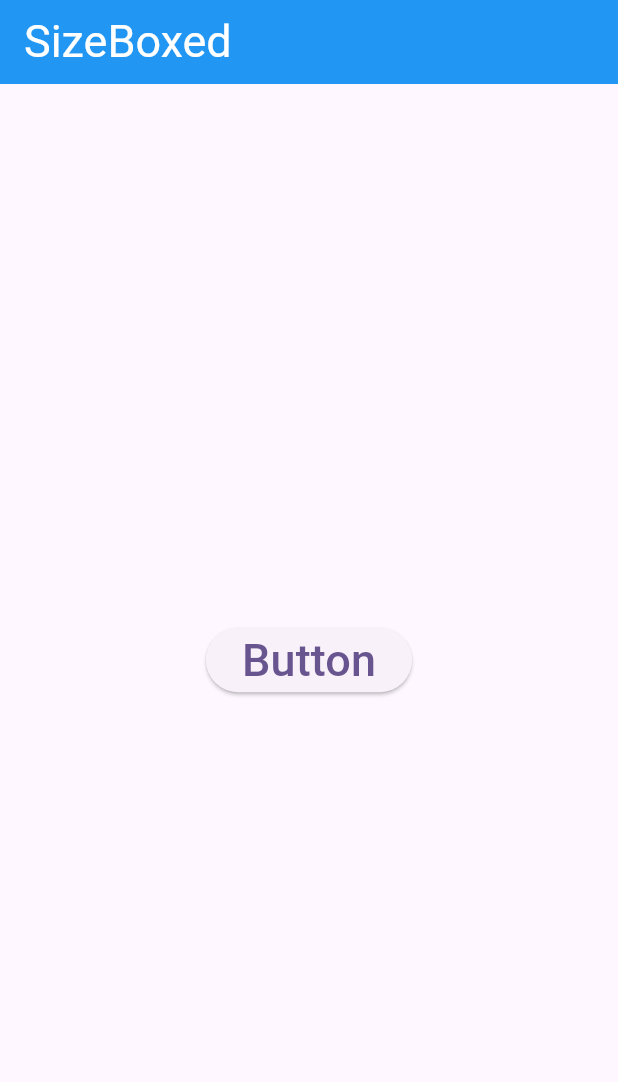
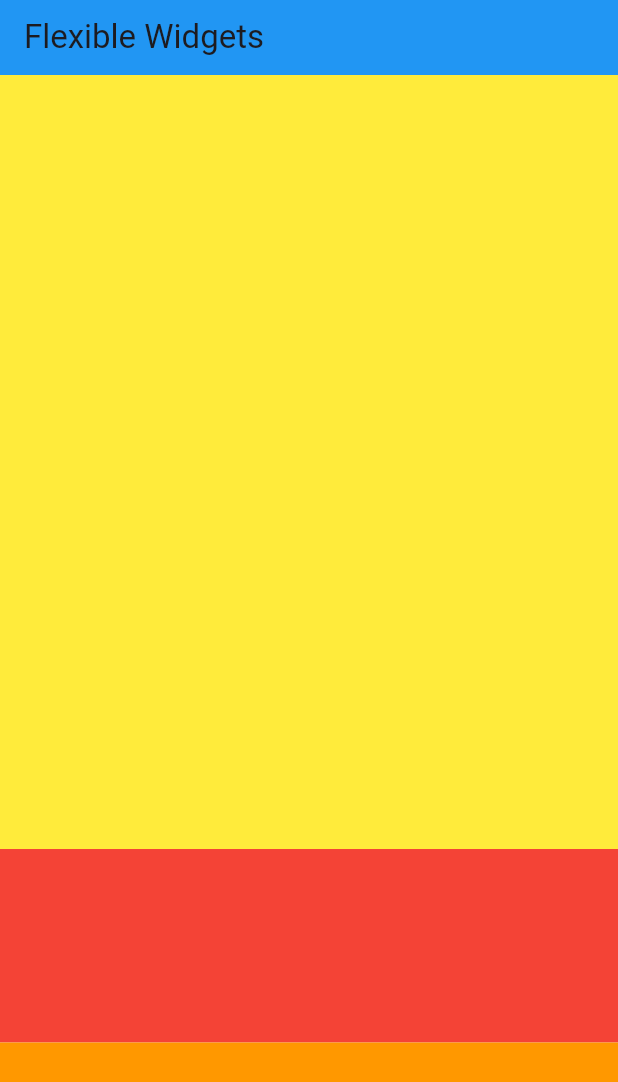
Before and after one commit to Roshan-Barkane/flutter_widgets_of_the_day, a Flutter app: the screen it shows after launch, on a phone screen of 412 x 824 dp. Shown: the top 1082 px of the screen. Run offline on Flutter 3.47's test engine with Material 3 defaults, Android fonts, the phone set to English and light mode, and no system bars.

Commit message:
done flexible widgets

```diff
--- a/lib/main.dart
+++ b/lib/main.dart
@@ -1,6 +1,7 @@
 import 'package:flutter/material.dart';
 import 'package:flutter_widgets_of_the_day/pages/animationedBuilder.dart';
 import 'package:flutter_widgets_of_the_day/pages/dismissible.dart';
+import 'package:flutter_widgets_of_the_day/pages/flexible.dart';
 import 'package:flutter_widgets_of_the_day/sizeboxed.dart';
 
 void main() {
@@ -20,7 +21,7 @@ class MyApp extends StatelessWidget {
         colorScheme: ColorScheme.fromSeed(seedColor: Colors.deepPurple),
         useMaterial3: true,
       ),
-      home: const SizeboxedWidget(),
+      home: const FlexibleWidget(),
     );
   }
 }
--- /dev/null
+++ b/lib/pages/flexible.dart
@@ -0,0 +1,37 @@
+import 'package:flutter/material.dart';
+
+class FlexibleWidget extends StatelessWidget {
+  const FlexibleWidget({super.key});
+
+  @override
+  Widget build(BuildContext context) {
+    return Scaffold(
+      appBar: AppBar(
+        toolbarHeight: 50,
+        backgroundColor: Colors.blue,
+        title: const Text("Flexible Widgets"),
+      ),
+      body: Column(
+        children: [
+          Flexible(
+            flex: 4,
+            fit: FlexFit.loose,
+            child: Container(
+              color: Colors.yellow,
+            ),
+          ),
+          Flexible(
+            child: Container(
+              color: Colors.red,
+            ),
+          ),
+          Flexible(
+            child: Container(
+              color: Colors.orange,
+            ),
+          ),
+        ],
+      ),
+    );
+  }
+}
```
